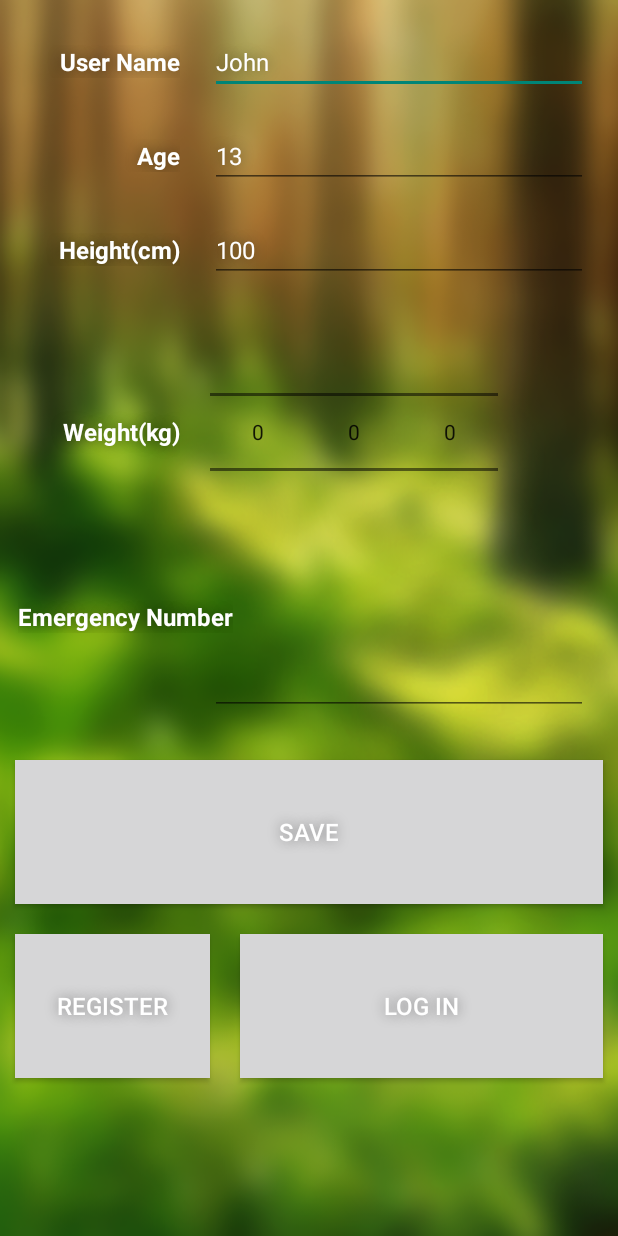
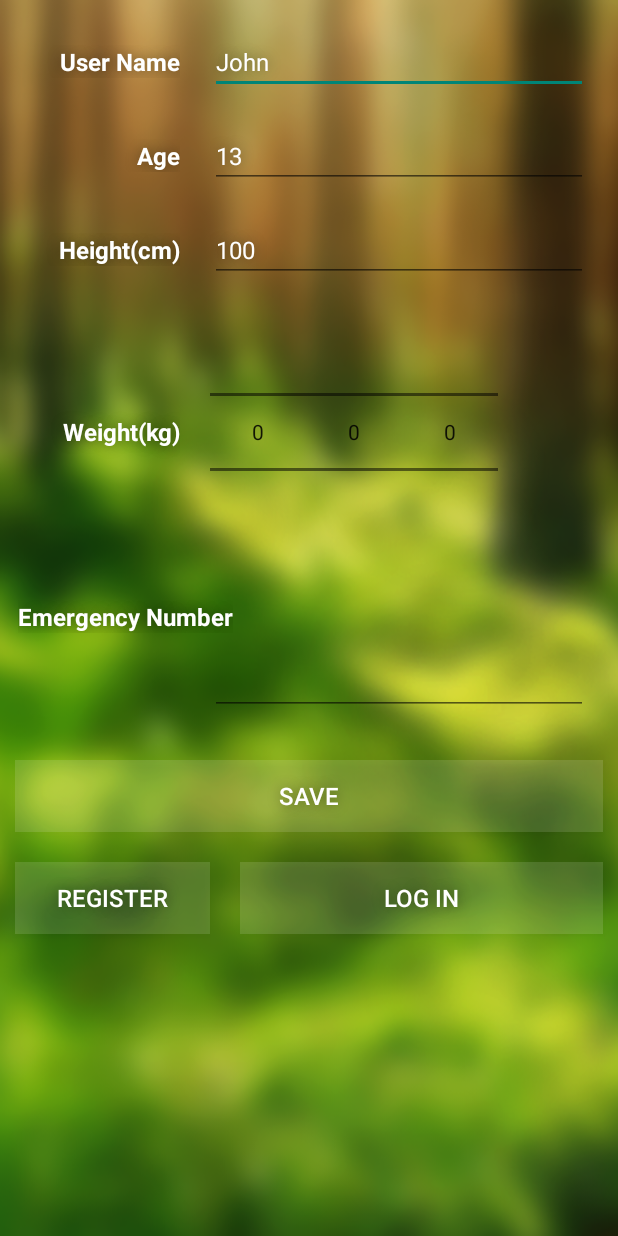
Before and after one commit to aahung/IntoHeart, an Android app: the layout fragment_userinfo.xml on its own in the app's theme, with its tools: preview values and no code run, on a phone screen of 412 x 824 dp. Run offline under Robolectric (Android 15) with nearby library versions, the phone set to English and light mode, and no system bars.

Commit message:
Modify the button style and rename the style file name.

```diff
--- /dev/null
+++ b/IntoHeart/app/src/main/res/drawable-mdpi/button_default.xml
@@ -0,0 +1,7 @@
+<?xml version="1.0" encoding="UTF-8"?>
+<selector xmlns:android="http://schemas.android.com/apk/res/android">
+    <item android:state_pressed="true"
+        android:drawable="@drawable/button_default_pressed"
+        />
+    <item android:drawable="@drawable/button_default_normal" />
+</selector>
--- /dev/null
+++ b/IntoHeart/app/src/main/res/drawable-mdpi/button_default_normal.xml
@@ -0,0 +1,15 @@
+<?xml version="1.0" encoding="utf-8"?>
+<layer-list xmlns:android="http://schemas.android.com/apk/res/android"
+    android:layout_width="match_parent" android:layout_height="match_parent">
+        <item>
+            <shape android:shape="rectangle">
+                <solid android:color="#20ffffff" />
+                <!--<corners-->
+                    <!--android:topLeftRadius="5dip"-->
+                    <!--android:topRightRadius="5dip"-->
+                    <!--android:bottomLeftRadius="5dip"-->
+                    <!--android:bottomRightRadius="5dip" />-->
+            </shape>
+        </item>
+
+    </layer-list>
--- /dev/null
+++ b/IntoHeart/app/src/main/res/drawable-mdpi/button_default_pressed.xml
@@ -0,0 +1,15 @@
+<?xml version="1.0" encoding="utf-8"?>
+<layer-list xmlns:android="http://schemas.android.com/apk/res/android"
+    android:layout_width="match_parent" android:layout_height="match_parent">
+        <item>
+            <shape android:shape="rectangle">
+                <solid android:color="#10ffffff" />
+                <!--<corners-->
+                    <!--android:topLeftRadius="5dip"-->
+                    <!--android:topRightRadius="5dip"-->
+                    <!--android:bottomLeftRadius="5dip"-->
+                    <!--android:bottomRightRadius="5dip" />-->
+            </shape>
+        </item>
+
+    </layer-list>
--- a/IntoHeart/app/src/main/res/layout/fragment_analysis.xml
+++ b/IntoHeart/app/src/main/res/layout/fragment_analysis.xml
@@ -126,7 +126,7 @@
             android:id="@+id/view_detail_fast_button2"
             android:layout_gravity="center_horizontal"
             android:layout_marginTop="30dp"
-            android:background="@drawable/button_pressed_default"
+            android:background="@drawable/button_default"
             android:layout_marginLeft="20dp"
             android:layout_marginRight="20dp"
             android:textColor="#ffffff"
@@ -139,7 +139,7 @@
             android:id="@+id/view_detail_slow_button2"
             android:layout_gravity="center_horizontal"
             android:layout_marginTop="30dp"
-            android:background="@drawable/button_pressed_default"
+            android:background="@drawable/button_default"
             android:layout_marginLeft="20dp"
             android:layout_marginRight="20dp"
             android:textColor="#ffffff"
--- a/IntoHeart/app/src/main/res/layout/fragment_main.xml
+++ b/IntoHeart/app/src/main/res/layout/fragment_main.xml
@@ -67,7 +67,7 @@
                 android:textAppearance="?android:attr/textAppearanceLarge"
                 android:text="Instant Heart Rate"
                 android:id="@+id/instant_hr_button"
-                android:background="@drawable/button_pressed_default"
+                android:background="@drawable/button_default"
 
                 android:singleLine="true"
                 android:textColorHighlight="#cccccc"
@@ -97,7 +97,7 @@
                         android:layout_height="fill_parent"
                         android:text="Day"
                         android:id="@+id/day_hr_button"
-                        android:background="#20ffffff"
+                        android:background="@drawable/button_default"
 
                         android:singleLine="true"
                         android:textColorHighlight="#cccccc"
@@ -116,7 +116,7 @@
                         android:layout_height="fill_parent"
                         android:text="Week"
                         android:id="@+id/week_hr_button"
-                        android:background="#20ffffff"
+                        android:background="@drawable/button_default"
 
                         android:textColor="#ffffff"
                         style="@style/MyText"/>
@@ -133,7 +133,7 @@
                         android:layout_height="fill_parent"
                         android:text="Month"
                         android:id="@+id/month_hr_button"
-                        android:background="#20ffffff"
+                        android:background="@drawable/button_default"
 
                         android:textColor="#ffffff"
                         style="@style/MyText"/>
--- a/IntoHeart/app/src/main/res/layout/fragment_userinfo.xml
+++ b/IntoHeart/app/src/main/res/layout/fragment_userinfo.xml
@@ -191,7 +191,7 @@
                 android:text="Save"
                 android:id="@+id/save_button"
 
-                android:background="@drawable/button_pressed_default"
+                android:background="@drawable/button_default"
                 android:textColor="#ffffff"
                 android:layout_margin="10dip"
                 style="@style/MyText"/>
@@ -216,7 +216,7 @@
                         android:text="Register"
                         android:id="@+id/register_button"
                         android:textColor="#ffffff"
-                        android:background="@drawable/button_pressed_default"
+                        android:background="@drawable/button_default"
                         android:layout_margin="10dp"
 
                         style="@style/MyText"/>
@@ -234,7 +234,7 @@
                         android:text="Log In"
                         android:id="@+id/login_button"
 
-                        android:background="@drawable/button_pressed_default"
+                        android:background="@drawable/button_default"
                         android:textColor="#ffffff"
                         android:layout_margin="10dp"
                         style="@style/MyText"/>
```
